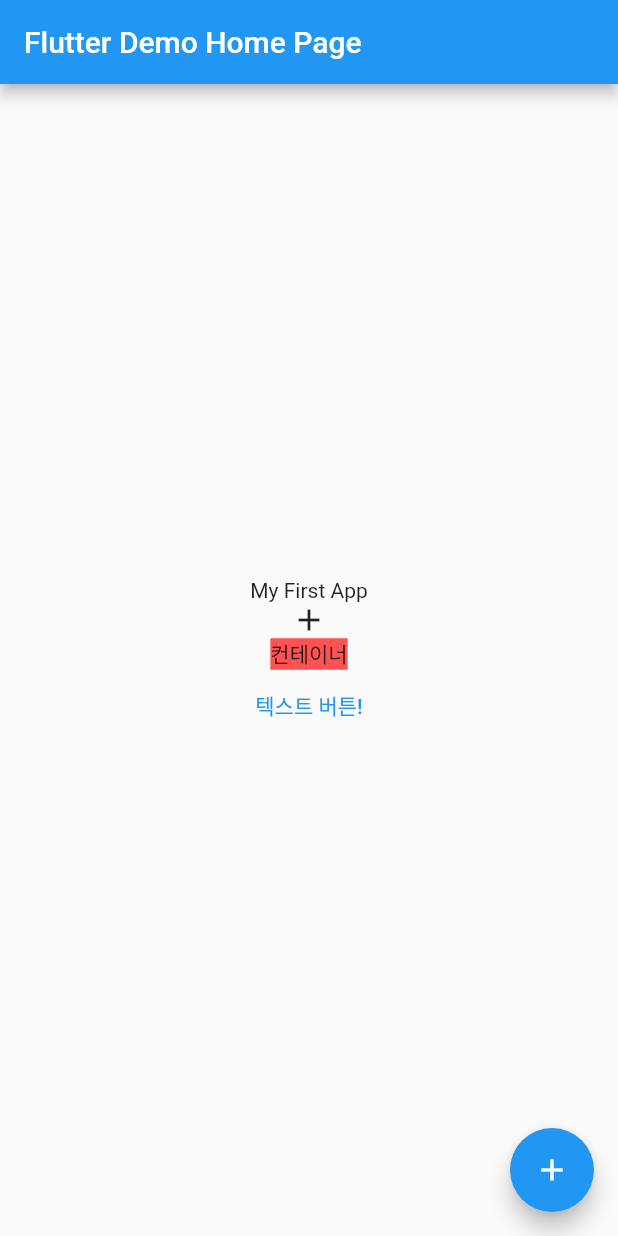
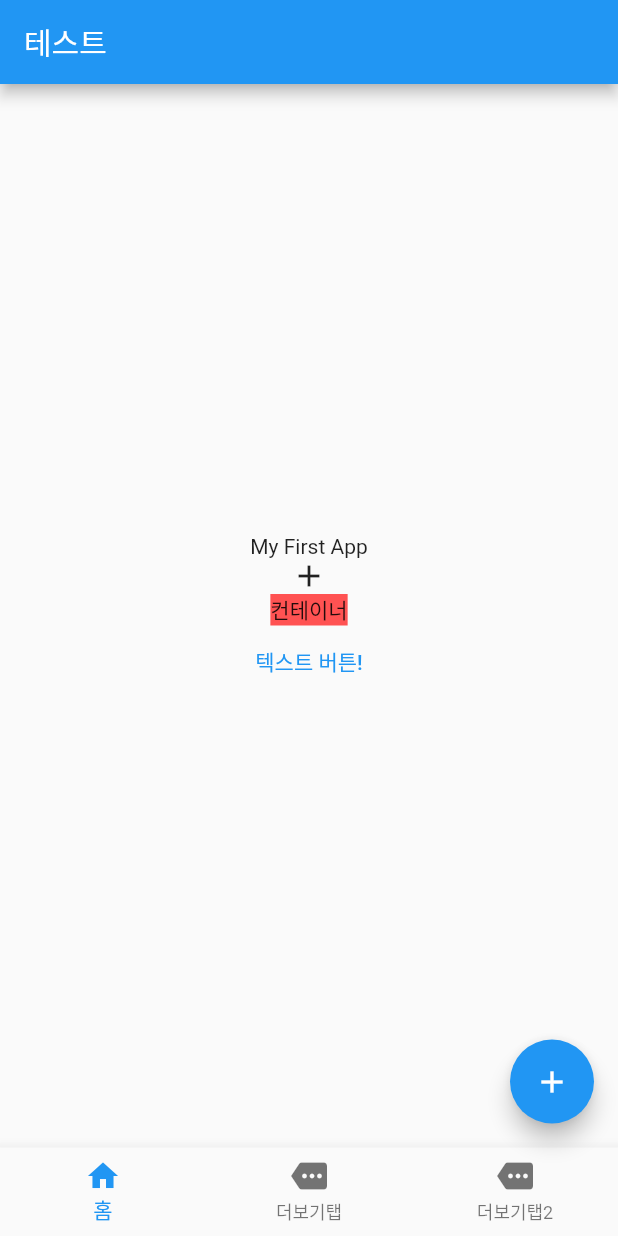
Before and after one commit to Bepo0328/StudyToFlutter2, a Flutter app: the screen it shows after launch, after a tap on the "add" icon, on a phone screen of 412 x 824 dp. Run offline on Flutter 3.47's test engine with Material 2 defaults, Android fonts, the phone set to English and light mode, and no system bars.

Commit message:
StudyToFlutter2: UI

```diff
--- a/flutter_app/lib/main.dart
+++ b/flutter_app/lib/main.dart
@@ -29,6 +29,7 @@ class MyHomePage extends StatefulWidget {
 
 class _MyHomePageState extends State<MyHomePage> {
   int _counter = 0;
+  int _idx = 0;
 
   void _incrementCounter() {
     setState(() {
@@ -40,7 +41,7 @@ class _MyHomePageState extends State<MyHomePage> {
   Widget build(BuildContext context) {
     return Scaffold(
       appBar: AppBar(
-        title: Text(widget.title),
+        title: const Text('테스트'),
       ),
       body: Center(
         child: Column(
@@ -64,10 +65,34 @@ class _MyHomePageState extends State<MyHomePage> {
         ),
       ),
       floatingActionButton: FloatingActionButton(
-        onPressed: _incrementCounter,
+        onPressed: () {
+          print('FAB 눌림');
+        },
         tooltip: 'Increment',
         child: const Icon(Icons.add),
-      ), // This trailing comma makes auto-formatting nicer for build methods.
+      ),
+      bottomNavigationBar: BottomNavigationBar(
+        items: const [
+          BottomNavigationBarItem(
+            icon: Icon(Icons.home),
+            label: '홈',
+          ),
+          BottomNavigationBarItem(
+            icon: Icon(Icons.more),
+            label: '더보기탭',
+          ),
+          BottomNavigationBarItem(
+            icon: Icon(Icons.more),
+            label: '더보기탭2',
+          ),
+        ],
+        onTap: (index) {
+          setState(() {
+            _idx = index;
+          });
+        },
+        currentIndex: _idx,
+      ),
     );
   }
 }
```
Also changed, not shown: 1 other file.
